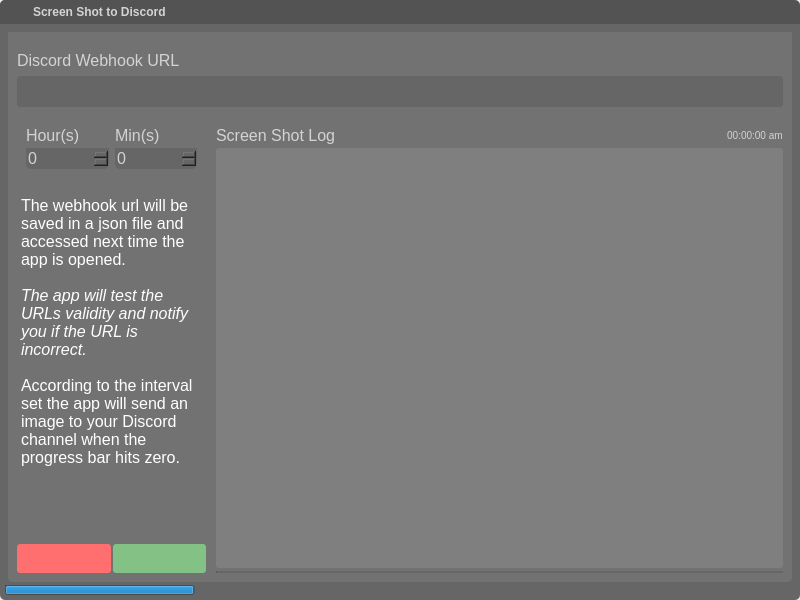
Before: the Qt Designer form g.ui in g-ulrich/AppCheckupToDiscord, drawn with Qt 5.
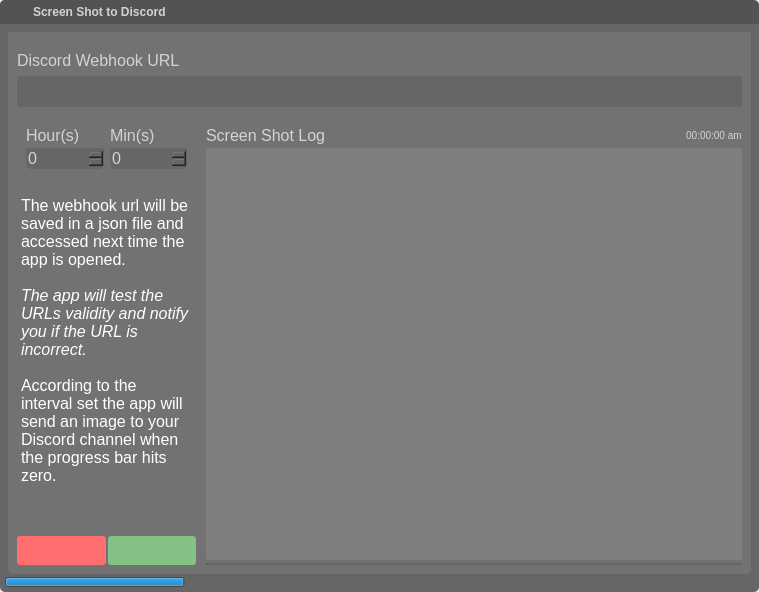
After: the same form once the commit is applied. Icons and pictures are not drawn.

What changed in the file:
```diff
--- a/g.ui
+++ b/g.ui
@@ -6,8 +6,8 @@
    <rect>
     <x>0</x>
     <y>0</y>
-    <width>800</width>
-    <height>600</height>
+    <width>759</width>
+    <height>592</height>
    </rect>
   </property>
   <property name="windowTitle">
@@ -819,7 +819,7 @@
                           <string notr="true">background-color: rgba(148, 148, 148, 102);
 border-radius:3px;
 padding:5px;
-font-size: 10px;</string>
+font-size: 15px;</string>
                          </property>
                         </widget>
                        </item>
```
